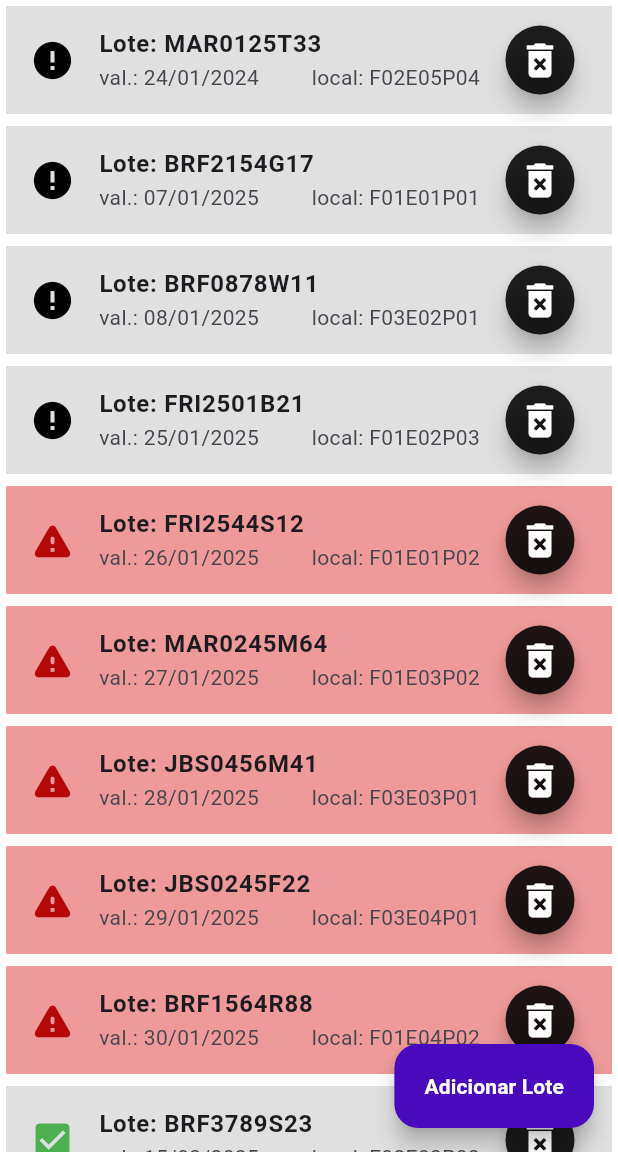
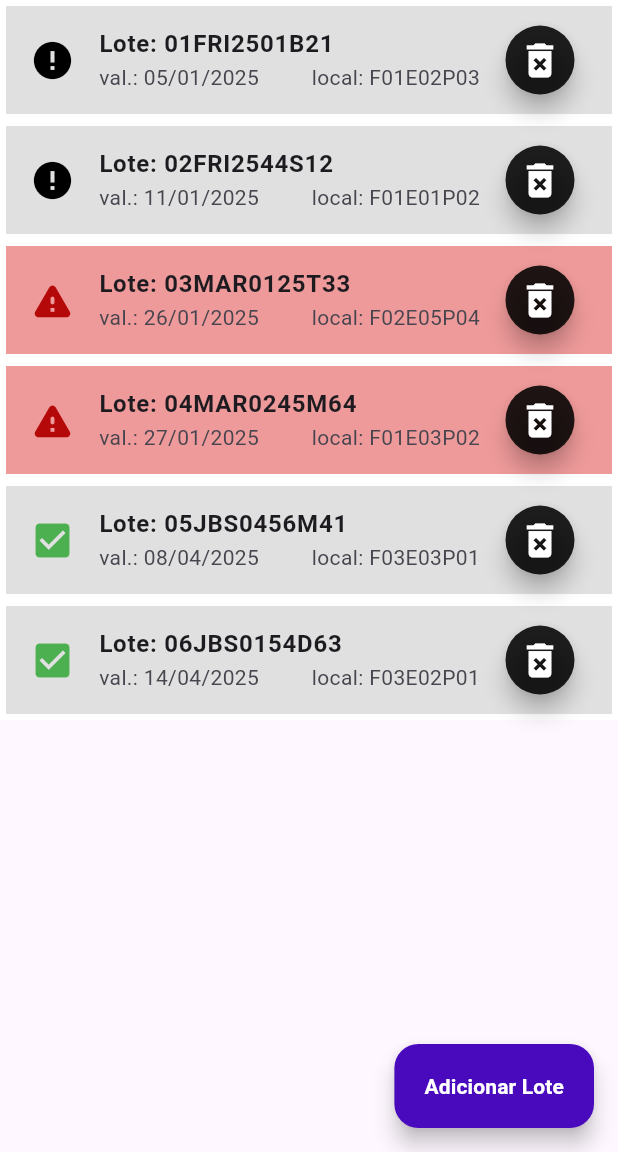
Before and after one commit to itajacy/acougue, a Flutter app: the screen it shows after launch, on a phone screen of 412 x 824 dp, the part 84-1236 px from its top. Run offline on Flutter 3.47's test engine with Material 3 defaults, Android fonts, the phone set to English and light mode, and no system bars.

```diff
--- a/lib/my_butcher.dart
+++ b/lib/my_butcher.dart
@@ -1,4 +1,4 @@
-import 'package:acougue/batch_register.dart';
+// import 'package:acougue/batch_register.dart';
 import 'package:flutter/material.dart';
 
 import 'my_butcher_home.dart';
@@ -9,12 +9,12 @@ class MyButcher extends StatelessWidget {
   @override
   Widget build(BuildContext context) {
     return MaterialApp(
-      routes: {
-        // '/': (_) => MyButcher(),
-        '/register': (_) => BatchRegister(
-              batches: [],
-            ),
-      },
+      // routes: {
+      //   // '/': (_) => MyButcher(),
+      //   '/register': (_) => BatchRegister(
+      //         batches: [],
+      //       ),
+      // },
       home: MyButcherHome(),
     );
   }
--- a/lib/my_butcher_home.dart
+++ b/lib/my_butcher_home.dart
@@ -1,6 +1,7 @@
 import 'package:acougue/model/stock.dart';
 import 'package:flutter/material.dart';
 
+import 'batch_register.dart';
 import 'model/batch.dart';
 import 'package:intl/intl.dart';
 
@@ -14,65 +15,40 @@ class MyButcherHome extends StatefulWidget {
 class _MyButcherHomeState extends State<MyButcherHome> {
   List<Batch> testBatches = [
     Batch(
-      batchId: 'FRI2501B21',
-      expirationDate: DateTime(2025, 01, 25),
+      batchId: '01FRI2501B21',
+      expirationDate: DateTime(2025, 01, 05),
       storageLocation: 'F01E02P03',
     ),
     Batch(
-      batchId: 'FRI2544S12',
-      expirationDate: DateTime(2025, 01, 26),
+      batchId: '02FRI2544S12',
+      expirationDate: DateTime(2025, 01, 11),
       storageLocation: 'F01E01P02',
     ),
     Batch(
-      batchId: 'MAR0125T33',
-      expirationDate: DateTime(2024, 01, 24),
+      batchId: '03MAR0125T33',
+      expirationDate: DateTime(2025, 01, 26),
       storageLocation: 'F02E05P04',
     ),
     Batch(
-      batchId: 'MAR0245M64',
+      batchId: '04MAR0245M64',
       expirationDate: DateTime(2025, 01, 27),
       storageLocation: 'F01E03P02',
     ),
     Batch(
-      batchId: 'JBS0456M41',
-      expirationDate: DateTime(2025, 01, 28),
+      batchId: '05JBS0456M41',
+      expirationDate: DateTime(2025, 04, 08),
       storageLocation: 'F03E03P01',
     ),
     Batch(
-      batchId: 'JBS0154D63',
+      batchId: '06JBS0154D63',
       expirationDate: DateTime(2025, 04, 14),
-      storageLocation: 'F03E02P01',
-    ),
-    Batch(
-      batchId: 'JBS0245F22',
-      expirationDate: DateTime(2025, 01, 29),
-      storageLocation: 'F03E04P01',
-    ),
-    Batch(
-      batchId: 'BRF2154G17',
-      expirationDate: DateTime(2025, 01, 07),
-      storageLocation: 'F01E01P01',
-    ),
-    Batch(
-      batchId: 'BRF3789S23',
-      expirationDate: DateTime(2025, 03, 15),
-      storageLocation: 'F02E02P03',
-    ),
-    Batch(
-      batchId: 'BRF1564R88',
-      expirationDate: DateTime(2025, 01, 30),
-      storageLocation: 'F01E04P02',
-    ),
-    Batch(
-      batchId: 'BRF0878W11',
-      expirationDate: DateTime(2025, 01, 08),
       storageLocation: 'F03E02P01',
     ),
   ];
 
+  Stock stock = Stock();
   @override
   Widget build(BuildContext context) {
-    Stock stock = Stock();
     List<Batch> testeStock = stock.expiratedBatches(testBatches);
 
     return Scaffold(
@@ -128,9 +104,9 @@ class _MyButcherHomeState extends State<MyButcherHome> {
                   size: 30,
                 ),
               // TODO: Handle this case.
-              Enum() => throw UnimplementedError(),
+              Enum() => throw UnimplementedError('erro de status de lote'),
               // TODO: Handle this case.
-              null => throw UnimplementedError(),
+              null => throw UnimplementedError('Erro de Status de Lote nulo'),
             },
             tileColor: (batch.status == BatchStatus.expiresSoon)
                 ? Colors.red[200]
@@ -150,9 +126,14 @@ class _MyButcherHomeState extends State<MyButcherHome> {
             ),
             trailing: IconButton(
               onPressed: () {
+                print('index a ser removido: $index');
+                print('elementos antes da remoção: ${testBatches.length}');
                 testBatches.removeAt(index);
+                print('elementos depois da remoção: ${testBatches.length}');
                 setState(() {
                   testBatches;
+                  testeStock = stock.expiratedBatches(testBatches);
+                  testBatches = testeStock;
                 });
               },
               icon: Icon(Icons.delete_forever),
@@ -169,21 +150,25 @@ class _MyButcherHomeState extends State<MyButcherHome> {
         },
       ),
       floatingActionButton: FloatingActionButton.extended(
-        onPressed: () {
-          Navigator.of(context)
-              .pushNamed(
-            '/register',
-            arguments: List.from(testeStock),
-          )
-              .then(
-            (value) {
-              if (value != null) {
-                setState(() {
-                  testBatches = value as List<Batch>;
-                });
-              }
-            },
+        onPressed: () async {
+          print('ao clicar no float, batches = ${testBatches.length}');
+          // Aguarda o retorno da BatchRegister
+          final updatedBatches = await Navigator.of(context).push<List<Batch>>(
+            MaterialPageRoute(
+              builder: (context) => BatchRegister(batches: testBatches),
+            ),
           );
+          print(updatedBatches != null
+              ? 'Lote Cadastrado'
+              : 'Nenhum Lote Cadastrado');
+          if (updatedBatches != null) {
+            setState(() {
+              print('setState');
+              print('batches = ${testBatches.length}');
+              print('updateBatches = ${updatedBatches.length}');
+              testBatches = updatedBatches;
+            });
+          }
         },
         label: Text(
           'Adicionar Lote',
```
Also changed, not shown: lib/batch_register.dart (+14 -7 lines).
